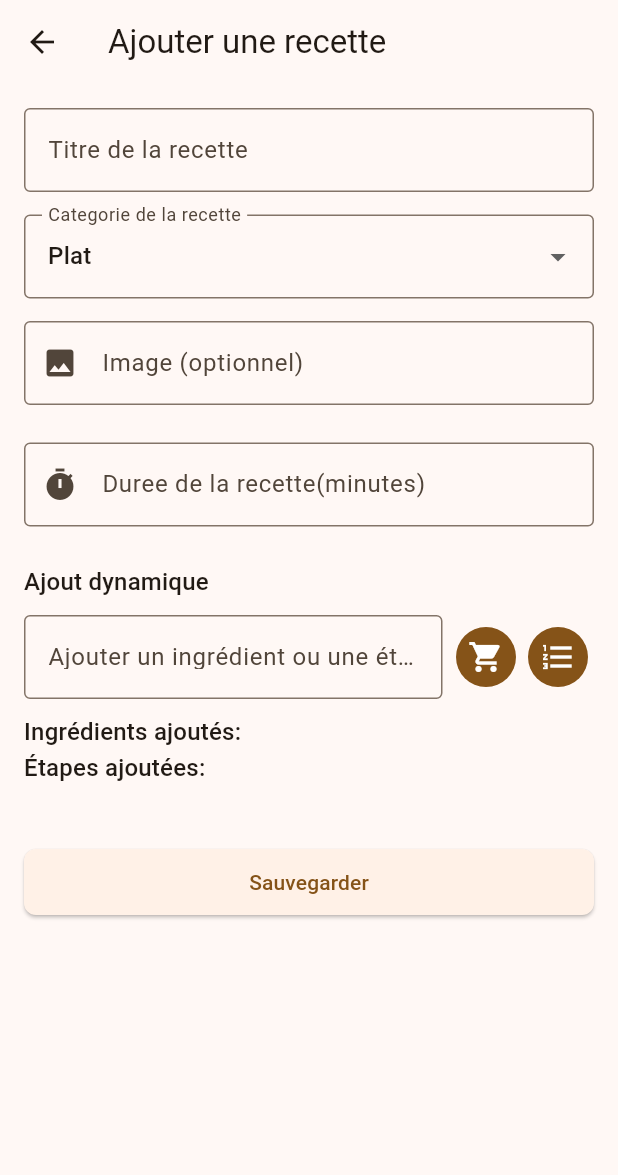
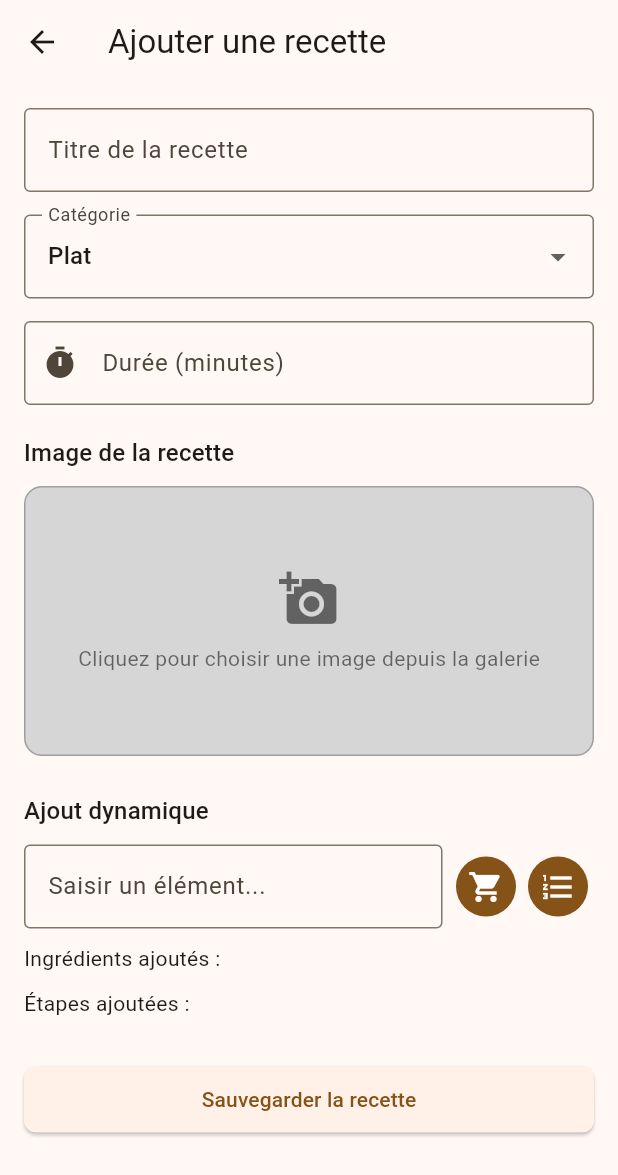
Before and after one commit to manigaEpitech/multi-screen-navigation, a Flutter app: the screen it shows after launch, after a tap on the "add" icon, on a phone screen of 412 x 824 dp. Shown: the top 1175 px of the screen. Run offline on Flutter 3.47's test engine with Material 3 defaults, Android fonts, the phone set to English and light mode, and no system bars; our stand-ins replace go_router, image_picker.

Commit message:
selection d'image en gallery

```diff
--- a/lib/screens/add_recipe_screen.dart
+++ b/lib/screens/add_recipe_screen.dart
@@ -1,10 +1,13 @@
 import 'package:flutter/material.dart';
 import 'package:go_router/go_router.dart';
+import 'package:image_picker/image_picker.dart';
+import 'package:path_provider/path_provider.dart';
+import 'dart:io';
 import 'dart:math';
+import '../models/recipe.dart';
+import '../data/recipe_data.dart';
 import '../widgets/custom_textfield.dart';
-import '../data/recipe_data.dart';
 import '../widgets/custom_button.dart';
-import '../models/recipe.dart';
 
 class AddRecipeScreen extends StatefulWidget {
   const AddRecipeScreen({super.key});
@@ -16,212 +19,243 @@ class AddRecipeScreen extends StatefulWidget {
 class _AddRecipeScreenState extends State<AddRecipeScreen> {
   final _formKey = GlobalKey<FormState>();
 
-  final _title = TextEditingController();
-  final _duration = TextEditingController();
-  final _imageUrl = TextEditingController();
-  final _step = TextEditingController();
-  final _dynamic = TextEditingController();
+  final _titleController = TextEditingController();
+  final _durationController = TextEditingController();
+  final _dynamicInputController = TextEditingController();
 
-  final List<String> _category = [
-    'Plat',
-    'Entree',
-    'Dessert',
-    'Boisson',
-    'Sauce',
-    'Autre',
-    'Apéritif',
-  ];
+  final List<String> _categories = ['Plat', 'Entrée', 'Dessert', 'Apéritif'];
   String _selectedCategory = 'Plat';
+
   final List<String> _ingredients = [];
   final List<String> _steps = [];
 
-  void _submit() {
+  // Variables pour la gestion de la vraie image
+  File? _selectedImage;
+  final ImagePicker _picker = ImagePicker();
+
+  // Fonction pour sélectionner l'image depuis la galerie
+  Future<void> _pickImage() async {
+    final XFile? image = await _picker.pickImage(
+      source: ImageSource.gallery,
+      maxWidth:
+          800, // Limite la taille pour optimiser la mémoire (évite le lag)
+      imageQuality: 85,
+    );
+
+    if (image != null) {
+      setState(() {
+        _selectedImage = File(image.path);
+      });
+    }
+  }
+
+  // Sauvegarde permanente du fichier dans le stockage local de l'application
+  Future<String> _saveImagePermanently(File imageFile) async {
+    final directory = await getApplicationDocumentsDirectory();
+    final String fileName =
+        'recipe_${DateTime.now().millisecondsSinceEpoch}.jpg';
+    final File localImage = await imageFile.copy('${directory.path}/$fileName');
+    return localImage.path; // Retourne le chemin local absolu
+  }
+
+  void _submit() async {
     if (_formKey.currentState!.validate()) {
       if (_ingredients.isEmpty || _steps.isEmpty) {
         ScaffoldMessenger.of(context).showSnackBar(
-          SnackBar(
+          const SnackBar(
             content: Text(
-              'Veuillez ajouter au moins un ingrédient et une étape.',
+              'Veuillez ajouter au moins un ingrédient et une étape !',
             ),
           ),
         );
         return;
       }
 
+      String finalImagePath = 'assets/images/poisson.jpg'; // Image par défaut
+
+      // Si l'utilisateur a sélectionné une vraie image, on la sauvegarde localement
+      if (_selectedImage != null) {
+        finalImagePath = await _saveImagePermanently(_selectedImage!);
+      }
+
       final newRecipe = Recipe(
         id: Random().nextInt(1000).toString(),
-        title: _title.text,
+        title: _titleController.text,
         category: _selectedCategory,
-        imageUrl: _imageUrl.text.isEmpty
-            ? 'assets/images/poisson.jpg'
-            : _imageUrl.text,
-        duration: int.parse(_duration.text),
+        duration: int.parse(_durationController.text),
+        imageUrl:
+            finalImagePath, // Contiendra l'adresse locale du fichier image
         ingredients: _ingredients,
         steps: _steps,
       );
 
       recipeRepository.addRecipe(newRecipe);
-      context.pop();
+      if (mounted) context.pop();
     }
   }
 
   void _addToList(List<String> list) {
-    if (_dynamic.text.isNotEmpty) {
+    if (_dynamicInputController.text.isNotEmpty) {
       setState(() {
-        list.add(_dynamic.text);
-        _dynamic.clear();
+        list.add(_dynamicInputController.text);
+        _dynamicInputController.clear();
       });
     }
   }
 
   @override
   void dispose() {
-    _title.dispose();
-
-    _duration.dispose();
-
-    _step.dispose();
-    _imageUrl.dispose();
-    _dynamic.dispose();
-
+    _titleController.dispose();
+    _durationController.dispose();
+    _dynamicInputController.dispose();
     super.dispose();
   }
 
   @override
   Widget build(BuildContext context) {
     return Scaffold(
-      appBar: AppBar(title: Text('Ajouter une recette')),
+      appBar: AppBar(title: const Text('Ajouter une recette')),
       body: Padding(
-        padding: EdgeInsets.all(16.0),
+        padding: const EdgeInsets.all(16.0),
         child: Form(
-          autovalidateMode: AutovalidateMode.onUserInteraction,
           key: _formKey,
           child: ListView(
             children: [
               CustomTextField(
-                controller: _title,
+                controller: _titleController,
                 labelText: 'Titre de la recette',
-                validator: (value) {
-                  if (value == null || value.isEmpty) {
-                    return 'Veuillez entrer un titre';
-                  }
-                  return null;
-                },
               ),
-              SizedBox(height: 15),
+              const SizedBox(height: 15),
 
-              DropdownButtonFormField(
-                initialValue: _selectedCategory,
-                decoration: InputDecoration(
-                  labelText: 'Categorie de la recette',
+              DropdownButtonFormField<String>(
+                value: _selectedCategory,
+                decoration: const InputDecoration(
+                  labelText: 'Catégorie',
                   border: OutlineInputBorder(),
                 ),
-                items: _category
+                items: _categories
                     .map((c) => DropdownMenuItem(value: c, child: Text(c)))
                     .toList(),
-                onChanged: (val) {
-                  setState(() {
-                    _selectedCategory = val!;
-                  });
-                },
+                onChanged: (val) => setState(() => _selectedCategory = val!),
               ),
-              SizedBox(height: 15),
+              const SizedBox(height: 15),
 
               CustomTextField(
-                labelText: 'Image (optionnel)',
-                controller: _imageUrl,
-                validator: (value) {
-                  if (value == null || value.isEmpty) {
-                    return 'Veuillez entrer une image';
-                  }
-                  return null;
-                },
-                icon: Icons.image,
+                controller: _durationController,
+                labelText: 'Durée (minutes)',
+                textInputType: TextInputType.number,
+                icon: Icons.timer,
               ),
-              SizedBox(height: 25),
-              CustomTextField(
-                labelText: 'Duree de la recette(minutes)',
-                controller: _duration,
-                icon: (Icons.timer),
-                textInputType: TextInputType.number,
+              const SizedBox(height: 20),
+
+              // SECTION IMAGE MODIFIÉE : Aperçu visuel et bouton de sélection
+              Text(
+                'Image de la recette',
+                style: Theme.of(context).textTheme.titleMedium,
               ),
-              SizedBox(height: 25),
+              const SizedBox(height: 10),
+              GestureDetector(
+                onTap: _pickImage,
+                child: Container(
+                  height: 180,
+                  decoration: BoxDecoration(
+                    color: Colors.grey[350],
+                    borderRadius: BorderRadius.circular(12),
+                    border: Border.all(color: Colors.grey),
+                  ),
+                  child: _selectedImage != null
+                      ? ClipRRect(
+                          borderRadius: BorderRadius.circular(11),
+                          child: Image.file(
+                            _selectedImage!,
+                            width: double.infinity,
+                            fit: BoxFit.cover,
+                          ),
+                        )
+                      : const Column(
+                          mainAxisAlignment: MainAxisAlignment.center,
+                          children: [
+                            Icon(
+                              Icons.add_a_photo,
+                              size: 40,
+                              color: Colors.black54,
+                            ),
+                            SizedBox(height: 10),
+                            Text(
+                              'Cliquez pour choisir une image depuis la galerie',
+                              style: TextStyle(color: Colors.black54),
+                            ),
+                          ],
+                        ),
+                ),
+              ),
+              const SizedBox(height: 25),
 
               Text(
                 'Ajout dynamique',
                 style: Theme.of(context).textTheme.titleMedium,
               ),
               const SizedBox(height: 10),
-
               Row(
                 children: [
                   Expanded(
                     child: TextField(
-                      controller: _dynamic,
-                      decoration: InputDecoration(
-                        labelText: 'Ajouter un ingrédient ou une étape',
+                      controller: _dynamicInputController,
+                      decoration: const InputDecoration(
+                        labelText: 'Saisir un élément...',
                         border: OutlineInputBorder(),
                       ),
                     ),
                   ),
-                  SizedBox(width: 5),
+                  const SizedBox(width: 5),
                   IconButton.filled(
                     onPressed: () => _addToList(_ingredients),
-                    icon: Icon(Icons.shopping_cart),
+                    icon: const Icon(Icons.shopping_cart),
                   ),
                   IconButton.filled(
                     onPressed: () => _addToList(_steps),
-                    icon: Icon(Icons.format_list_numbered),
+                    icon: const Icon(Icons.format_list_numbered),
                   ),
                 ],
               ),
-              SizedBox(height: 10),
+              const SizedBox(height: 10),
 
-              Text(
-                'Ingrédients ajoutés:',
-                style: Theme.of(context).textTheme.titleMedium,
-              ),
+              const Text('Ingrédients ajoutés :'),
               Wrap(
                 spacing: 8,
-                runSpacing: 6.0,
                 children: _ingredients
                     .map(
-                      (ingredient) => Chip(
-                        label: Text(ingredient),
-                        onDeleted: () {
-                          setState(() {
-                            _ingredients.remove(ingredient);
-                          });
-                        },
+                      (ing) => Chip(
+                        label: Text(ing),
+                        onDeleted: () =>
+                            setState(() => _ingredients.remove(ing)),
                       ),
                     )
                     .toList(),
               ),
-              Text(
-                'Étapes ajoutées:',
-                style: Theme.of(context).textTheme.titleMedium,
-              ),
-              SizedBox(height: 10),
+              const SizedBox(height: 10),
 
+              const Text('Étapes ajoutées :'),
               Column(
                 children: _steps
                     .map(
-                      (step) => ListTile(
-                        title: Text(step),
+                      (st) => ListTile(
+                        leading: CircleAvatar(
+                          radius: 12,
+                          child: Text('${_steps.indexOf(st) + 1}'),
+                        ),
+                        title: Text(st),
                         trailing: IconButton(
-                          icon: Icon(Icons.delete, color: Colors.red),
-                          onPressed: () {
-                            setState(() {
-                              _steps.remove(step);
-                            });
-                          },
+                          icon: const Icon(Icons.delete, color: Colors.red),
+                          onPressed: () => setState(() => _steps.remove(st)),
                         ),
                       ),
                     )
                     .toList(),
               ),
-              SizedBox(height: 30),
-              CustomButton(label: 'Sauvegarder', onPressed: _submit),
+
+              const SizedBox(height: 30),
+              CustomButton(label: 'Sauvegarder la recette', onPressed: _submit),
             ],
           ),
         ),
--- a/lib/screens/home_screen.dart
+++ b/lib/screens/home_screen.dart
@@ -48,7 +48,7 @@ class _HomeScreenState extends State<HomeScreen> {
     } else if (width > 600) {
       crossAxisCount = 2; // Pour les tablettes
     } else {
-      crossAxisCount = 1; // Pour les mobiles
+      crossAxisCount = 2; // Pour les mobiles
     }
 
     return Scaffold(
--- /dev/null
+++ b/lib/widgets/custom_image.dart
@@ -0,0 +1,41 @@
+// Détection automatique du type d'image (Fichier local ou URL Internet)
+import 'dart:io';
+
+import 'package:flutter/material.dart';
+
+class BuildRecipeImage extends StatelessWidget {
+  final String path;
+  final double height;
+  const BuildRecipeImage({
+    super.key,
+    required this.path,
+    this.height = double.infinity,
+  });
+
+  @override
+  Widget build(BuildContext context) {
+    if (path.startsWith('http://') || path.startsWith('https://')) {
+      return Image.network(
+        path,
+        fit: BoxFit.cover,
+        width: double.infinity,
+        height: height,
+        cacheWidth: 300,
+      );
+    } else if (File(path).existsSync()) {
+      return Image.file(
+        File(path),
+        fit: BoxFit.cover,
+        width: double.infinity,
+        height: height,
+      );
+    } else {
+      return Image.asset(
+        path,
+        fit: BoxFit.cover,
+        width: double.infinity,
+        height: height,
+      );
+    }
+  }
+}
--- a/lib/widgets/recipe_card.dart
+++ b/lib/widgets/recipe_card.dart
@@ -1,5 +1,6 @@
 import 'package:flutter/material.dart';
 import '../models/recipe.dart';
+import 'custom_image.dart';
 
 class RecipeCard extends StatelessWidget {
   final Recipe recipe;
@@ -19,12 +20,7 @@ class RecipeCard extends StatelessWidget {
           children: [
             ClipRRect(
               borderRadius: BorderRadius.circular(15),
-              child: Image.asset(
-                recipe.imageUrl,
-                height: double.infinity,
-                width: double.infinity,
-                fit: BoxFit.cover,
-              ),
+              child: BuildRecipeImage(path: recipe.imageUrl),
             ),
 
             Positioned(
@@ -52,7 +48,7 @@ class RecipeCard extends StatelessWidget {
                   style: TextStyle(
                     color: Colors.white,
                     fontSize: 16,
-                    fontWeight: .bold,
+                    fontWeight: FontWeight.bold,
                   ),
                 ),
               ),
--- a/pubspec.yaml
+++ b/pubspec.yaml
@@ -35,6 +35,8 @@ dependencies:
   # Use with the CupertinoIcons class for iOS style icons.
   cupertino_icons: ^1.0.8
   go_router: ^18.0.0
+  image_picker: ^1.2.3
+  path_provider: ^2.1.4
 
 dev_dependencies:
   flutter_test:
```
Also changed, not shown: lib/screens/details_sreen.dart (+2 -6 lines), pubspec.lock, 8 other files.
